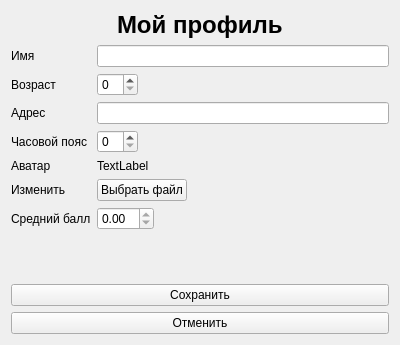
Above: resources/forms/edit_student.ui from lubaskinc0de/student_journal before the change. Below: the same form after it.
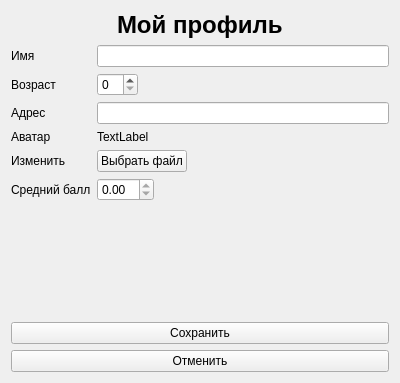
That is the form after the change.

The edit to the form file:
```diff
--- a/resources/forms/edit_student.ui
+++ b/resources/forms/edit_student.ui
@@ -7,7 +7,7 @@
     <x>0</x>
     <y>0</y>
     <width>400</width>
-    <height>345</height>
+    <height>383</height>
    </rect>
   </property>
   <property name="windowTitle">
@@ -53,51 +53,41 @@
       <widget class="QLineEdit" name="address_input"/>
      </item>
      <item row="3" column="0">
-      <widget class="QLabel" name="label_5">
-       <property name="text">
-        <string>Часовой пояс</string>
-       </property>
-      </widget>
-     </item>
-     <item row="3" column="1">
-      <widget class="QSpinBox" name="timezone_input"/>
-     </item>
-     <item row="4" column="0">
       <widget class="QLabel" name="label_6">
        <property name="text">
         <string>Аватар</string>
        </property>
       </widget>
      </item>
-     <item row="4" column="1">
+     <item row="3" column="1">
       <widget class="QLabel" name="avatar_preview">
        <property name="text">
         <string>TextLabel</string>
        </property>
       </widget>
      </item>
-     <item row="5" column="0">
+     <item row="4" column="0">
       <widget class="QLabel" name="label_8">
        <property name="text">
         <string>Изменить</string>
        </property>
       </widget>
      </item>
-     <item row="5" column="1">
+     <item row="4" column="1">
       <widget class="QPushButton" name="avatar_upload_btn">
        <property name="text">
         <string>Выбрать файл</string>
        </property>
       </widget>
      </item>
-     <item row="6" column="0">
+     <item row="5" column="0">
       <widget class="QLabel" name="label_7">
        <property name="text">
         <string>Средний балл</string>
        </property>
       </widget>
      </item>
-     <item row="6" column="1">
+     <item row="5" column="1">
       <widget class="QDoubleSpinBox" name="avg_mark">
        <property name="enabled">
         <bool>true</bool>
```
